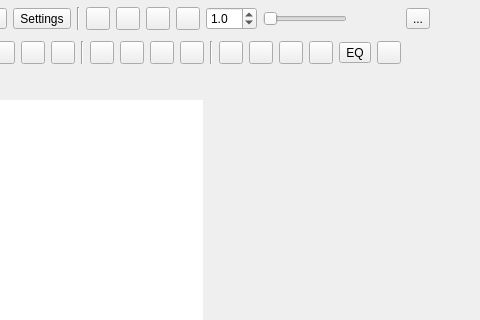
This is plugins/feature/camera/cameragui.ui in srcejon/sdrangel as Qt 5 draws it before an edit; both pictures show x 209 to 689 and y 0 to 320 of the 689 by 496 pixel window. The edited form follows.
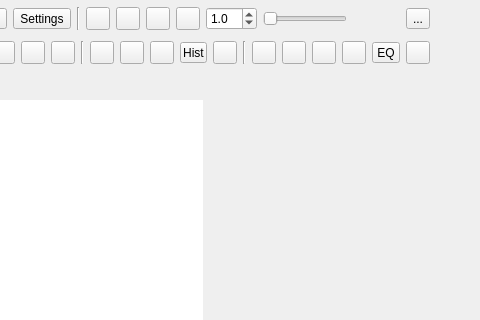
This is the edited form. Icons and pictures are not drawn. Custom widgets are drawn as their Qt base class.

Commit message: Add camera object detection history dialog

Patch:
```diff
--- a/plugins/feature/camera/cameragui.ui
+++ b/plugins/feature/camera/cameragui.ui
@@ -431,6 +431,16 @@
         </property>
        </widget>
       </item>
+      <item>
+       <widget class="QToolButton" name="detectionHistoryButton">
+        <property name="toolTip">
+         <string>Show object detection history</string>
+        </property>
+        <property name="text">
+         <string>Hist</string>
+        </property>
+       </widget>
+      </item>
       <item>
        <widget class="ButtonSwitch" name="trackObjectsButton">
         <property name="toolTip">
```
The commit also changes 9 other files.
